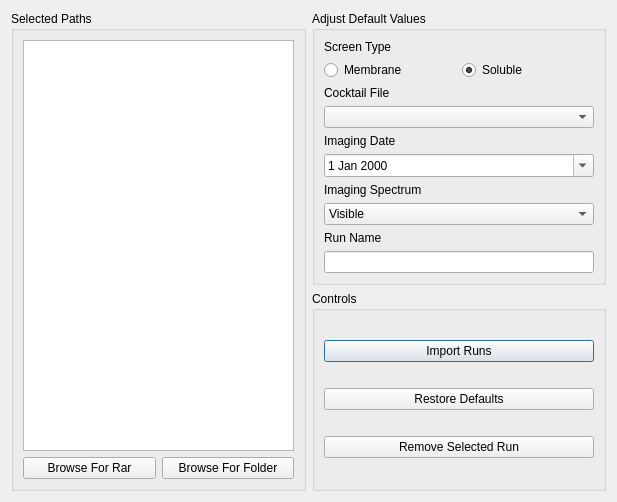
Before: the Qt Designer form pyqt_designer/multi_run_importer.ui in Hauptman-Woodward/Marco_Polo, drawn with Qt 5.
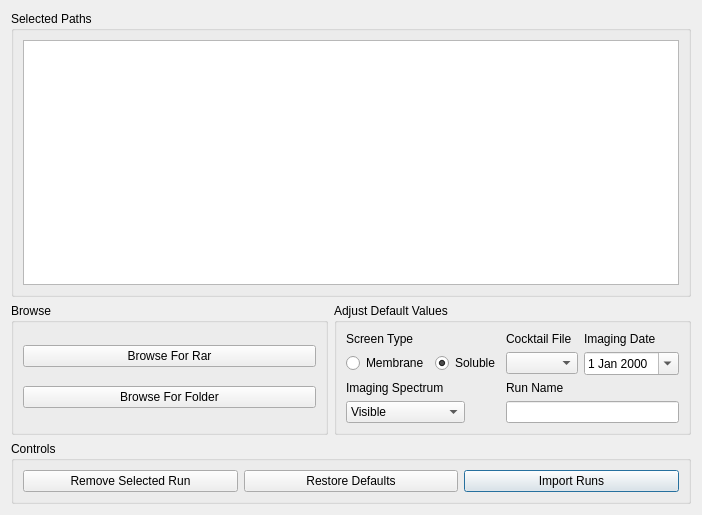
After: the same form once the commit is applied.

Commit message: got new run importer working

```diff
--- a/pyqt_designer/multi_run_importer.ui
+++ b/pyqt_designer/multi_run_importer.ui
@@ -6,37 +6,91 @@
    <rect>
     <x>0</x>
     <y>0</y>
-    <width>617</width>
-    <height>502</height>
+    <width>702</width>
+    <height>515</height>
    </rect>
   </property>
   <property name="windowTitle">
    <string>Dialog</string>
   </property>
-  <layout class="QGridLayout" name="gridLayout_4">
-   <item row="0" column="1">
+  <layout class="QGridLayout" name="gridLayout_2">
+   <item row="0" column="0" colspan="2">
+    <widget class="QGroupBox" name="groupBox">
+     <property name="title">
+      <string>Selected Paths</string>
+     </property>
+     <layout class="QGridLayout" name="gridLayout_3">
+      <item row="0" column="0" colspan="2">
+       <widget class="QListWidget" name="listWidget">
+        <property name="font">
+         <font>
+          <pointsize>11</pointsize>
+         </font>
+        </property>
+        <property name="alternatingRowColors">
+         <bool>true</bool>
+        </property>
+        <property name="movement">
+         <enum>QListView::Free</enum>
+        </property>
+        <property name="resizeMode">
+         <enum>QListView::Adjust</enum>
+        </property>
+       </widget>
+      </item>
+     </layout>
+    </widget>
+   </item>
+   <item row="1" column="0">
+    <widget class="QGroupBox" name="groupBox_4">
+     <property name="title">
+      <string>Browse</string>
+     </property>
+     <layout class="QGridLayout" name="gridLayout_4">
+      <item row="0" column="0">
+       <widget class="QPushButton" name="pushButton_4">
+        <property name="text">
+         <string>Browse For Rar</string>
+        </property>
+       </widget>
+      </item>
+      <item row="1" column="0">
+       <widget class="QPushButton" name="pushButton_5">
+        <property name="text">
+         <string>Browse For Folder</string>
+        </property>
+       </widget>
+      </item>
+     </layout>
+    </widget>
+   </item>
+   <item row="1" column="1">
     <widget class="QGroupBox" name="groupBox_2">
      <property name="title">
       <string>Adjust Default Values</string>
      </property>
      <layout class="QGridLayout" name="gridLayout">
-      <item row="4" column="0">
+      <item row="0" column="0">
+       <widget class="QLabel" name="label_13">
+        <property name="text">
+         <string>Screen Type</string>
+        </property>
+       </widget>
+      </item>
+      <item row="0" column="3">
+       <widget class="QLabel" name="label_5">
+        <property name="text">
+         <string>Cocktail File</string>
+        </property>
+       </widget>
+      </item>
+      <item row="0" column="4">
        <widget class="QLabel" name="label_14">
         <property name="text">
          <string>Imaging Date</string>
         </property>
        </widget>
       </item>
-      <item row="9" column="0" colspan="2">
-       <widget class="QLineEdit" name="lineEdit"/>
-      </item>
-      <item row="8" column="0">
-       <widget class="QLabel" name="label_7">
-        <property name="text">
-         <string>Run Name</string>
-        </property>
-       </widget>
-      </item>
       <item row="1" column="0">
        <widget class="QRadioButton" name="radioButton">
         <property name="text">
@@ -44,14 +98,7 @@
         </property>
        </widget>
       </item>
-      <item row="6" column="0">
-       <widget class="QLabel" name="label_4">
-        <property name="text">
-         <string>Imaging Spectrum</string>
-        </property>
-       </widget>
-      </item>
-      <item row="1" column="1">
+      <item row="1" column="1" colspan="2">
        <widget class="QRadioButton" name="radioButton_2">
         <property name="text">
          <string>Soluble</string>
@@ -61,28 +108,24 @@
         </property>
        </widget>
       </item>
-      <item row="2" column="0">
-       <widget class="QLabel" name="label_5">
-        <property name="text">
-         <string>Cocktail File</string>
-        </property>
-       </widget>
+      <item row="1" column="3">
+       <widget class="QComboBox" name="comboBox_3"/>
       </item>
-      <item row="0" column="0">
-       <widget class="QLabel" name="label_13">
-        <property name="text">
-         <string>Screen Type</string>
-        </property>
-       </widget>
-      </item>
-      <item row="5" column="0" colspan="2">
+      <item row="1" column="4">
        <widget class="QDateEdit" name="dateEdit_2">
         <property name="calendarPopup">
          <bool>true</bool>
         </property>
        </widget>
       </item>
-      <item row="7" column="0" colspan="2">
+      <item row="2" column="0" colspan="2">
+       <widget class="QLabel" name="label_4">
+        <property name="text">
+         <string>Imaging Spectrum</string>
+        </property>
+       </widget>
+      </item>
+      <item row="3" column="0" colspan="2">
        <widget class="QComboBox" name="comboBox_2">
         <item>
          <property name="text">
@@ -101,19 +144,40 @@
         </item>
        </widget>
       </item>
-      <item row="3" column="0" colspan="2">
-       <widget class="QComboBox" name="comboBox_3"/>
+      <item row="2" column="3">
+       <widget class="QLabel" name="label_7">
+        <property name="text">
+         <string>Run Name</string>
+        </property>
+       </widget>
+      </item>
+      <item row="3" column="3" colspan="2">
+       <widget class="QLineEdit" name="lineEdit"/>
       </item>
      </layout>
     </widget>
    </item>
-   <item row="1" column="1">
+   <item row="2" column="0" colspan="2">
     <widget class="QGroupBox" name="groupBox_3">
      <property name="title">
       <string>Controls</string>
      </property>
-     <layout class="QGridLayout" name="gridLayout_2">
-      <item row="0" column="0">
+     <layout class="QHBoxLayout" name="horizontalLayout">
+      <item>
+       <widget class="QPushButton" name="pushButton_2">
+        <property name="text">
+         <string>Remove Selected Run</string>
+        </property>
+       </widget>
+      </item>
+      <item>
+       <widget class="QPushButton" name="pushButton_3">
+        <property name="text">
+         <string>Restore Defaults</string>
+        </property>
+       </widget>
+      </item>
+      <item>
        <widget class="QPushButton" name="pushButton">
         <property name="text">
          <string>Import Runs</string>
@@ -122,46 +186,6 @@
          <bool>true</bool>
         </property>
        </widget>
-      </item>
-      <item row="1" column="0">
-       <widget class="QPushButton" name="pushButton_3">
-        <property name="text">
-         <string>Restore Defaults</string>
-        </property>
-       </widget>
-      </item>
-      <item row="2" column="0">
-       <widget class="QPushButton" name="pushButton_2">
-        <property name="text">
-         <string>Remove Selected Run</string>
-        </property>
-       </widget>
-      </item>
-     </layout>
-    </widget>
-   </item>
-   <item row="0" column="0" rowspan="2">
-    <widget class="QGroupBox" name="groupBox">
-     <property name="title">
-      <string>Selected Paths</string>
-     </property>
-     <layout class="QGridLayout" name="gridLayout_3">
-      <item row="1" column="0">
-       <widget class="QPushButton" name="pushButton_4">
-        <property name="text">
-         <string>Browse For Rar</string>
-        </property>
-       </widget>
-      </item>
-      <item row="1" column="1">
-       <widget class="QPushButton" name="pushButton_5">
-        <property name="text">
-         <string>Browse For Folder</string>
-        </property>
-       </widget>
-      </item>
-      <item row="0" column="0" colspan="2">
-       <widget class="QListWidget" name="listWidget"/>
       </item>
      </layout>
     </widget>
```
The commit also changes 10 other files.
